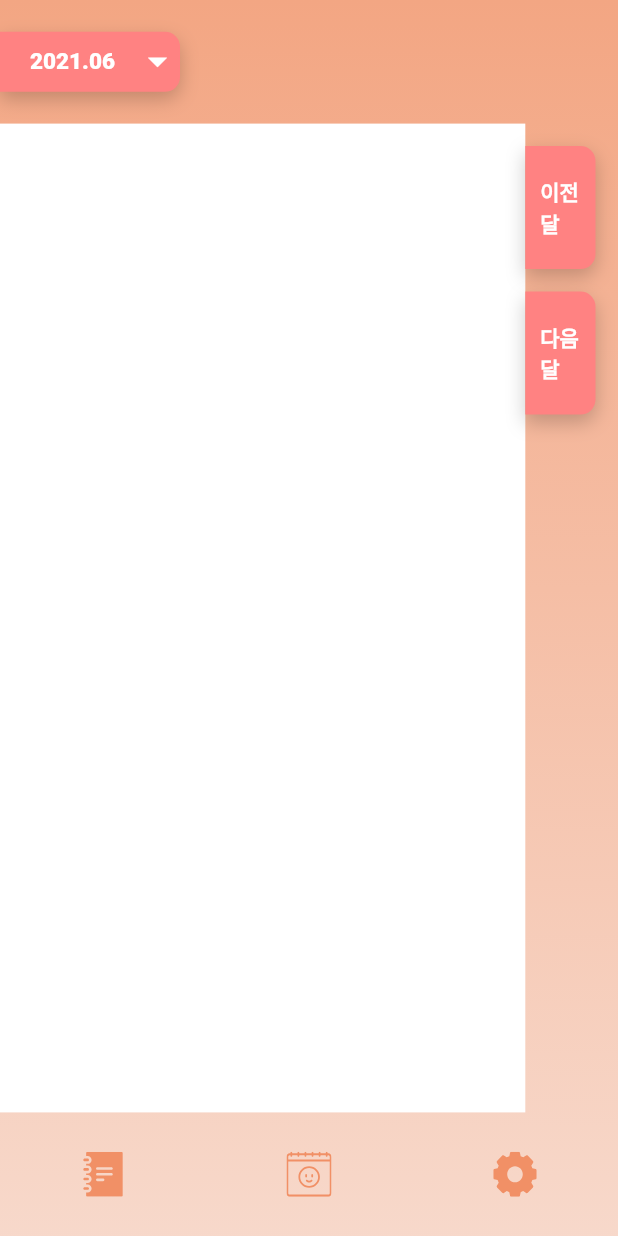
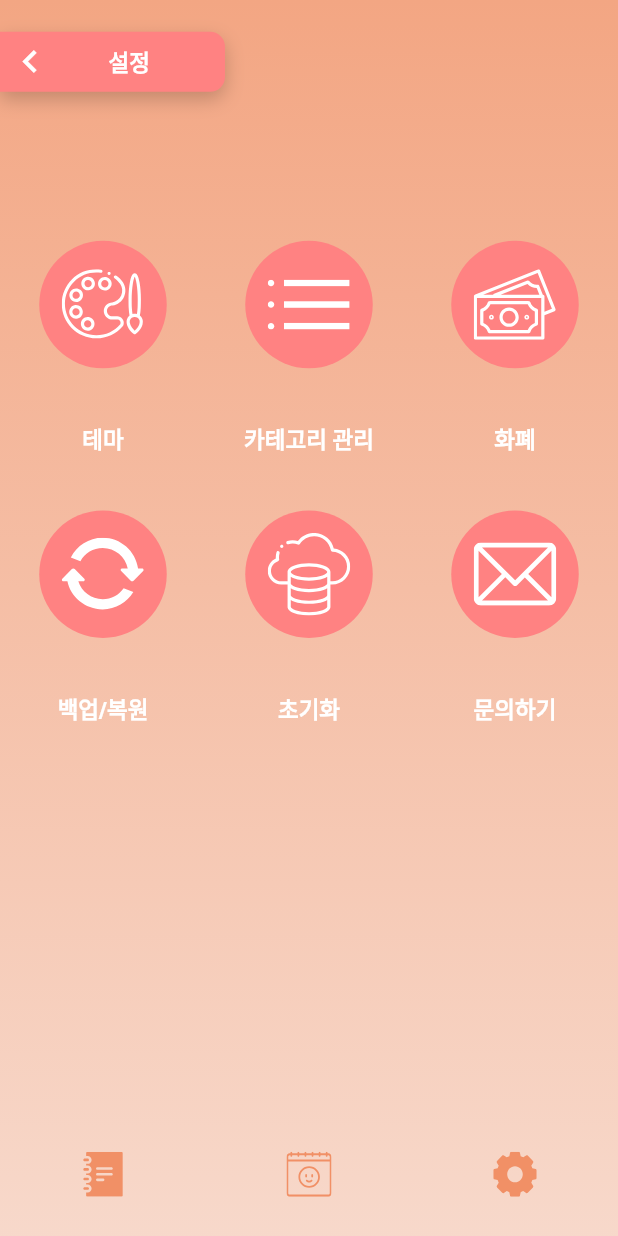
Before and after one commit to Miri-Hwang/account_book, a Flutter app: the screen it shows after launch, on a phone screen of 412 x 824 dp. Run offline on Flutter 3.47's test engine with Material 2 defaults, Android fonts, the light colour scheme and no system bars; our stand-ins replace flutter_svg.

Commit message:
setting / backup

```diff
--- a/account_book/lib/calendar/calendar.dart
+++ b/account_book/lib/calendar/calendar.dart
@@ -1,6 +1,6 @@
 import 'package:account_book/constants.dart';
 import 'package:flutter/material.dart';
-import '../bottom_icons.dart';
+import '../components/bottom_icons.dart';
 import 'components/app_bar_date.dart';
 
 
@@ -56,10 +56,12 @@ class _AccountCalendarState extends State<AccountCalendar> {
           child: Container(
             padding: EdgeInsets.fromLTRB(0, 0, 15, 0),
             child: Column(
+              crossAxisAlignment: CrossAxisAlignment.start,
               children: [
                 Container(
                   margin: EdgeInsets.fromLTRB(0, 15, 0, 15),
                   padding: EdgeInsets.fromLTRB(10, 20, 10, 20),
+                  width: 40,
                   decoration: BoxDecoration(
                     color: pink,
                     borderRadius: BorderRadius.only(topRight: Radius.circular(10.0),bottomRight:Radius.circular(10.0),),
@@ -80,6 +82,7 @@ class _AccountCalendarState extends State<AccountCalendar> {
                 Container(
                   margin: EdgeInsets.fromLTRB(0, 0, 0, 0),
                   padding: EdgeInsets.fromLTRB(10, 20, 10, 20),
+                  width: 40,
                   decoration: BoxDecoration(
                     color: pink,
                     borderRadius: BorderRadius.only(topRight: Radius.circular(10.0),bottomRight:Radius.circular(10.0),),
--- /dev/null
+++ b/account_book/lib/components/app_bar.dart
@@ -0,0 +1,55 @@
+import 'package:account_book/constants.dart';
+import 'package:flutter/material.dart';
+
+
+
+class AccountAppBar extends StatelessWidget {
+  AccountAppBar(var text){
+    this.text = text;
+  }
+  var text;
+  @override
+  Widget build(BuildContext context) {
+
+    return Row(
+      children: [
+        Container(
+          width: 150,
+          decoration: BoxDecoration(
+            color: pink,
+            borderRadius: BorderRadius.only(topRight: Radius.circular(10.0),bottomRight:Radius.circular(10.0),),
+            boxShadow: [
+              BoxShadow(
+                color: Color.fromRGBO(0, 0, 0, 0.2),
+                offset: Offset(0.0, 5.0), //(x,y)
+                blurRadius: 10.0,
+              ),//BoxShadow
+            ],
+          ),
+          margin: EdgeInsets.fromLTRB(0, 15, 0, 15),
+          padding: EdgeInsets.fromLTRB(5, 5, 50, 5),
+          child: Row(
+            mainAxisAlignment: MainAxisAlignment.spaceBetween,
+            crossAxisAlignment: CrossAxisAlignment.center,
+            children: [
+              Icon(
+                Icons.chevron_left,
+                color: Colors.white,
+                size: 30.0,
+              ),
+              Text(text,
+                style: TextStyle(
+                  color: Colors.white,
+                  fontSize: 15.0,
+                  fontWeight: FontWeight.w900,
+                ),
+              ),
+            ],
+          ),
+        )
+      ],
+    );
+  }
+
+
+}
--- a/account_book/lib/main.dart
+++ b/account_book/lib/main.dart
@@ -1,5 +1,7 @@
 import 'package:account_book/calendar/calendar.dart';
 import 'package:account_book/constants.dart';
+import 'package:account_book/setting/backup/backup.dart';
+import 'package:account_book/setting/setting.dart';
 import 'package:flutter/material.dart';
 
 void main() {
@@ -14,7 +16,7 @@ class MyApp extends StatelessWidget {
       title: 'Flutter Demo',
       theme: ThemeData(
       ),
-      home: Calendar(),
+      home: Setting(),
     );
   }
 }
--- /dev/null
+++ b/account_book/lib/setting/components/setting_items.dart
@@ -0,0 +1,46 @@
+import 'package:account_book/constants.dart';
+import 'package:flutter/material.dart';
+import 'package:flutter_svg/flutter_svg.dart';
+
+
+class SettingItem extends StatelessWidget {
+  SettingItem(var text,var svgPath){
+    this.text=text;
+    this.svgPath=svgPath;
+  }
+  var text;
+  var svgPath;
+  @override
+  Widget build(BuildContext context) {
+    return Expanded(
+      flex: 1,
+      child: Column(
+        mainAxisAlignment: MainAxisAlignment.spaceAround,
+        children: [
+          Container(
+            width: 85,
+            height: 85,
+            decoration: BoxDecoration(
+              color: pink,
+              borderRadius: BorderRadius.circular(100)
+            ),
+            child: Row(
+              mainAxisAlignment: MainAxisAlignment.center,
+              children: [
+                SvgPicture.asset(svgPath,width: 55 ,height: 55 ,)
+              ],
+            ),
+          ),
+          Text(
+              text,
+              style: TextStyle(
+                color: Colors.white,
+                fontWeight: FontWeight.w900,
+                fontSize: 15,
+              ),
+          ),
+        ],
+      ),
+    );
+  }
+}
--- /dev/null
+++ b/account_book/lib/setting/components/setting_menu.dart
@@ -0,0 +1,41 @@
+import 'package:account_book/constants.dart';
+import 'package:account_book/setting/components/setting_items.dart';
+import 'package:flutter/material.dart';
+
+
+class SettingMenu extends StatefulWidget {
+  SettingMenu({Key? key}) : super(key: key);
+
+  @override
+  _SettingMenuState createState() => _SettingMenuState();
+}
+
+class _SettingMenuState extends State<SettingMenu> {
+  @override
+  Widget build(BuildContext context) {
+
+    return Column(
+      children: [
+        Expanded(flex:1,child: Row()),
+        Expanded(flex:3,child:
+        Row(
+          mainAxisAlignment: MainAxisAlignment.spaceAround,
+          children: [
+            SettingItem("테마",'assets/paint.svg'),
+            SettingItem("카테고리 관리",'assets/menu.svg'),
+            SettingItem("화폐",'assets/money.svg'),
+          ],
+        )),
+        Expanded(flex:3,child:
+        Row(
+          children: [
+            SettingItem("백업/복원",'assets/recycle.svg'),
+            SettingItem("초기화",'assets/data.svg'),
+            SettingItem("문의하기",'assets/mail.svg'),
+          ],
+        )),
+        Expanded(flex:4,child: Row()),
+      ],
+    );
+  }
+}
--- /dev/null
+++ b/account_book/lib/setting/setting.dart
@@ -0,0 +1,36 @@
+
+
+import 'package:account_book/components/app_bar.dart';
+import 'package:account_book/constants.dart';
+import 'package:account_book/setting/components/setting_menu.dart';
+import 'package:flutter/cupertino.dart';
+import 'package:flutter/material.dart';
+import '../components/bottom_icons.dart';
+
+
+
+class Setting extends StatefulWidget {
+  Setting({Key? key, }) : super(key: key);
+  @override
+  _SettingState createState() => _SettingState();
+}
+
+class _SettingState extends State<Setting> {
+
+  @override
+  Widget build(BuildContext context) {
+
+    return Scaffold(
+        body: Container(
+          decoration: backgroundGradient,
+          child: Column(
+            children: [
+              Expanded(child: AccountAppBar("설정"),flex: 1,),
+              Expanded(child: SettingMenu(),flex: 8,),
+              Expanded(child: BottomIcons(),flex: 1,),
+            ],
+          ),
+        )
+    );
+  }
+}
```
Also changed, not shown: account_book/lib/setting/backup/backup.dart (added, +35 -0 lines), account_book/lib/setting/backup/components/backup_menu.dart (added, +37 -0 lines), account_book/lib/setting/components/setting_menu_appbar.dart (added, +48 -0 lines), account_book/lib/setting/components/setting_menu_button.dart (added, +31 -0 lines), account_book/lib/setting/components/setting_menu_listitem.dart (added, +35 -0 lines), account_book/lib/components/bottom_icons.dart (renamed from account_book/lib/bottom_icons.dart).
